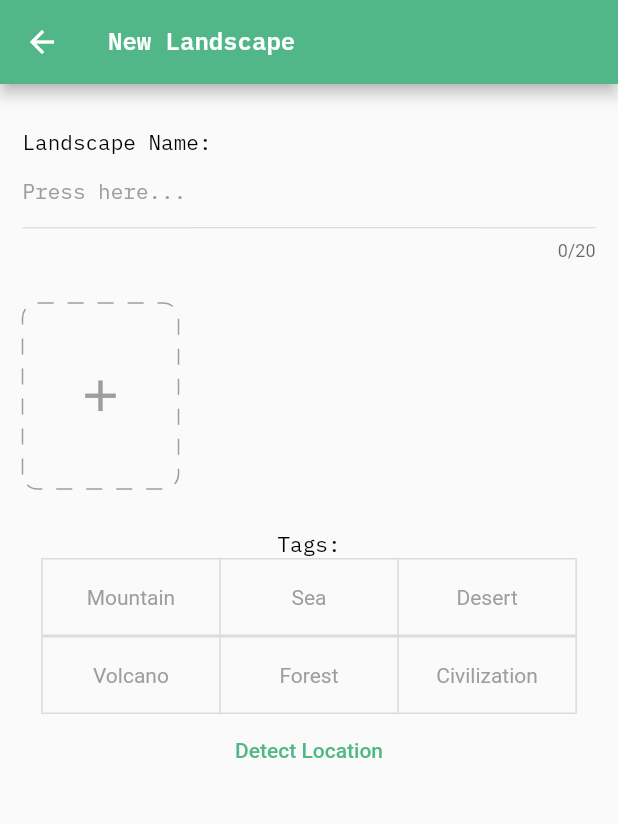
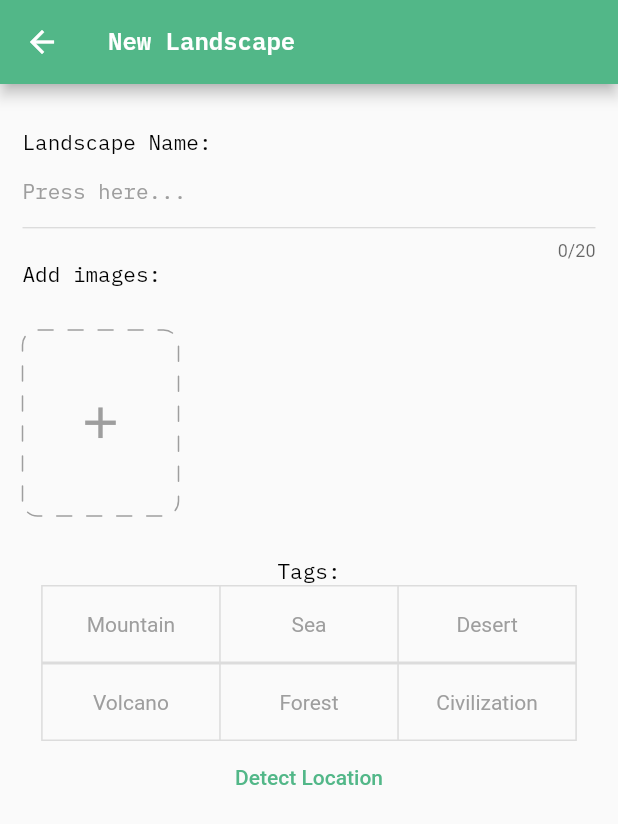
Before and after one commit to Modather-ali/nature_map, a Flutter app: the AddLandscape screen opened directly, on a phone screen of 412 x 824 dp. Shown: the top 824 px of the screen. Run offline on Flutter 3.47's test engine with Material 2 defaults, Android fonts, the phone set to English and light mode, and no system bars; drawn by our look-alikes of dotted_border; our stand-ins replace cloud_firestore, connectivity_plus, firebase_auth, firebase_core, flutter_zoom_drawer, geocoding and 7 more; accounts and stored records are empty.

Commit message:
new changes in add landscape screen

```diff
--- a/lib/frontend/landscapes_management/add_landscape.dart
+++ b/lib/frontend/landscapes_management/add_landscape.dart
@@ -8,6 +8,7 @@ import 'package:nature_map/frontend/landscapes_management/detect_location.dart';
 import 'package:nature_map/frontend/ui_widgets/snack_bar.dart';
 import 'package:nature_map/methods/state_management/provider_methods.dart';
 import 'package:provider/provider.dart';
+import 'package:timer_builder/timer_builder.dart';
 
 class AddLandscape extends StatefulWidget {
   const AddLandscape({Key? key}) : super(key: key);
@@ -29,12 +30,13 @@ class _AddLandscapeState extends State<AddLandscape> {
   final List<String> landTags1 = ["Mountain", "Sea", "Desert"];
   final List<String> landTags2 = ["Volcano", "Forest", "Civilization"];
 
+  List<String> landImages = [];
+
   _getPlacemark(latitude, longitude) async {
     _placemark = await placemarkFromCoordinates(latitude, longitude);
-    setState(() {
     _cameraPosition =
         CameraPosition(target: LatLng(latitude, longitude), zoom: 20);
-    });
+    setState(() {});
   }
 
   @override
@@ -45,8 +47,7 @@ class _AddLandscapeState extends State<AddLandscape> {
       appBar: AppBar(
         title: Text(
           "New Landscape",
-            style:
-                appTheme().textTheme.headline3!.copyWith(color: Colors.white),
+          style: appTheme().textTheme.headline3!.copyWith(color: Colors.white),
         ),
       ),
       body: ListView(
@@ -77,6 +78,11 @@ class _AddLandscapeState extends State<AddLandscape> {
               hintStyle: appTheme().textTheme.headline4,
             ),
           ),
+          Text(
+            "Add images:",
+            style:
+                appTheme().textTheme.headline4!.copyWith(color: Colors.black),
+          ),
           _choiceImages(),
           Consumer<LandscapeProvider>(
             builder: (context, providerValue, child) {
@@ -93,9 +99,10 @@ class _AddLandscapeState extends State<AddLandscape> {
                           builder: (context) => const DetectLocation(),
                         ),
                       );
-                        })),
+                    },
+                  ),
+                ),
               };
-              _getPlacemark(providerValue.lat, providerValue.long);
 
               return Column(
                 children: [
@@ -156,9 +163,14 @@ class _AddLandscapeState extends State<AddLandscape> {
                         Text("Civilization"),
                       ],
                       isSelected: _selections2),
-                  providerValue.isLocate
-                      ? _googleMap(markers, width, providerValue)
-                      : TextButton(
+                  TimerBuilder.periodic(const Duration(seconds: 1),
+                      builder: (context) {
+                    _getPlacemark(providerValue.lat, providerValue.long);
+
+                    if (providerValue.isLocate) {
+                      return _googleMap(markers, width, providerValue);
+                    } else {
+                      return TextButton(
                         onPressed: () {
                           Navigator.of(context).push(
                             MaterialPageRoute(
@@ -166,16 +178,20 @@ class _AddLandscapeState extends State<AddLandscape> {
                             ),
                           );
                         },
-                          child: const Text("Detect Location")),
+                        child: const Text("Detect Location"),
+                      );
+                    }
+                  }),
                 ],
               );
-            }),
+            },
+          ),
         ],
-        ));
+      ),
+    );
   }
 
   Widget _choiceImages() {
-    setState(() {});
     return Container(
       margin: const EdgeInsets.symmetric(vertical: 15),
       height: 150,
@@ -266,16 +282,11 @@ class _AddLandscapeState extends State<AddLandscape> {
   Widget _googleMap(
       Set<Marker> markers, double width, LandscapeProvider providerValue) {
     if (_cameraPosition == null) {
-      return const Scaffold(
-        body: Padding(
-          padding: EdgeInsets.all(64),
-          child: Center(
+      return const Center(
         child: LoadingIndicator(
           indicatorType: Indicator.ballScaleMultiple,
           colors: kDefaultRainbowColors,
           strokeWidth: 4.0,
-            ),
-          ),
         ),
       );
     } else {
--- a/lib/methods/state_management/provider_methods.dart
+++ b/lib/methods/state_management/provider_methods.dart
@@ -1,26 +1,15 @@
 import 'package:flutter/foundation.dart';
-import 'package:geocoding/geocoding.dart';
-import 'package:geolocator/geolocator.dart';
-import 'package:google_maps_flutter/google_maps_flutter.dart';
-import 'package:nature_map/frontend/landscapes_list.dart';
 import 'package:nature_map/methods/landscape.dart';
-import 'package:provider/provider.dart';
 
 class LandscapeProvider extends ChangeNotifier {
   bool isLocate = false;
+
   double lat = 0;
   double long = 0;
 
   String landName = '';
 
-  List<String> landImages = [
-    "assets/images/civilization.jpg",
-    "assets/images/mountain.jpg",
-    "assets/images/sea.jpg",
-    "assets/images/desert.jpg",
-    "assets/images/volcano.jpg",
-    "assets/images/forest.jpg",
-  ];
+  List<String> landImages = [];
   List<String> landTags = [];
 
   addNewLandscape() {
--- a/pubspec.yaml
+++ b/pubspec.yaml
@@ -51,6 +51,7 @@ dependencies:
   dotted_border: ^2.0.0+2
   image_picker: ^0.8.4+5
   animations: ^2.0.2
+  timer_builder: ^2.0.0
 
 dev_dependencies:
   flutter_test:
```
Also changed, not shown: lib/frontend/landscapes_management/detect_location.dart (+10 -7 lines), pubspec.lock. Lines whose indentation alone changed are shown as unchanged.
